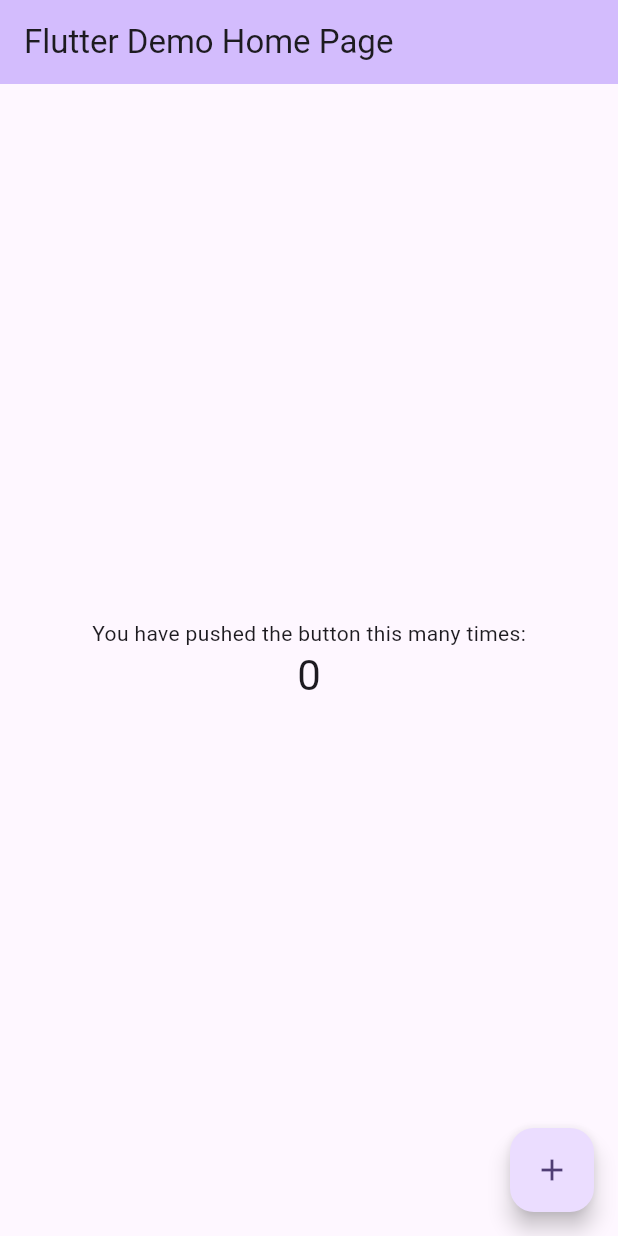
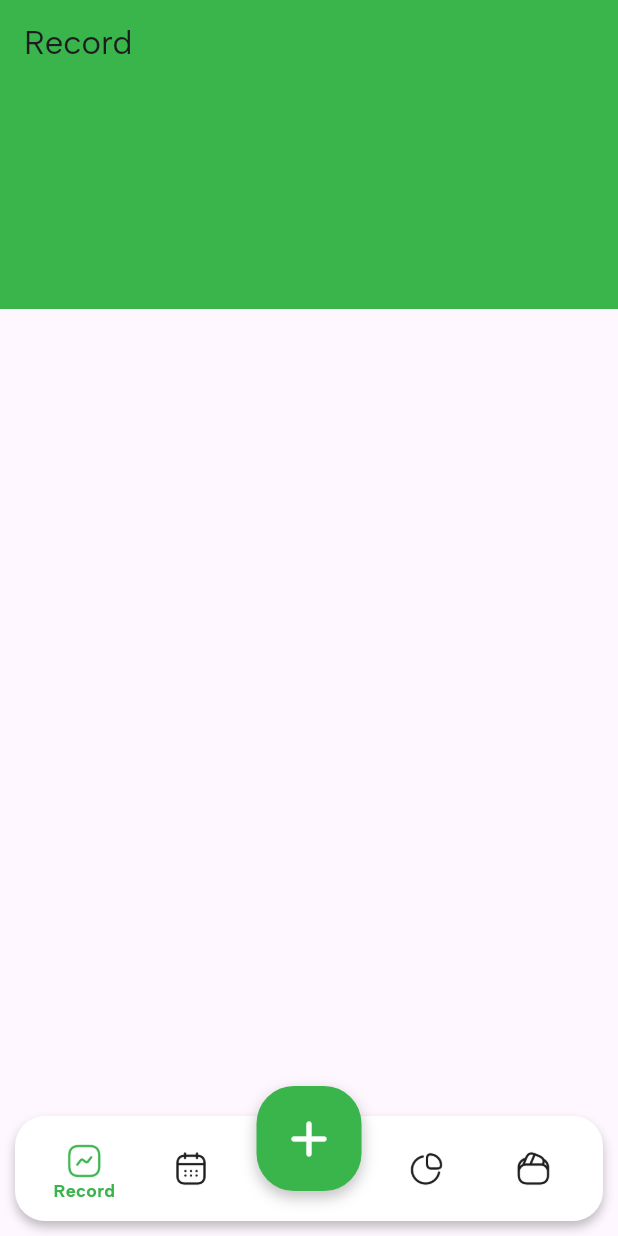
Before and after one commit to aobalitaan/kita, a Flutter app: the screen it shows after launch, on a phone screen of 412 x 824 dp. Run offline on Flutter 3.47's test engine with Material 3 defaults, Android fonts, the phone set to English and light mode, and no system bars.

Commit message:
Added navbar, routes

```diff
--- a/lib/main.dart
+++ b/lib/main.dart
@@ -1,4 +1,12 @@
 import 'package:flutter/material.dart';
+import 'package:kita/screens/addrecord.dart';
+import 'package:kita/screens/record.dart';
+import 'package:kita/styles.dart';
+import 'package:kita/widgets/navbar.dart';
+
+import 'screens/accounts.dart';
+import 'screens/calendar.dart';
+import 'screens/summary.dart';
 
 void main() {
   runApp(const MyApp());
@@ -7,119 +15,115 @@
 class MyApp extends StatelessWidget {
   const MyApp({super.key});
 
-  // This widget is the root of your application.
   @override
   Widget build(BuildContext context) {
     return MaterialApp(
-      title: 'Flutter Demo',
+      title: 'Kita',
       theme: ThemeData(
-        // This is the theme of your application.
-        //
-        // TRY THIS: Try running your application with "flutter run". You'll see
-        // the application has a purple toolbar. Then, without quitting the app,
-        // try changing the seedColor in the colorScheme below to Colors.green
-        // and then invoke "hot reload" (save your changes or press the "hot
-        // reload" button in a Flutter-supported IDE, or press "r" if you used
-        // the command line to start the app).
-        //
-        // Notice that the counter didn't reset back to zero; the application
-        // state is not lost during the reload. To reset the state, use hot
-        // restart instead.
-        //
-        // This works for code too, not just values: Most code changes can be
-        // tested with just a hot reload.
+        fontFamily: Styles.font,
         colorScheme: ColorScheme.fromSeed(seedColor: Colors.deepPurple),
         useMaterial3: true,
       ),
-      home: const MyHomePage(title: 'Flutter Demo Home Page'),
+      home: const RouteScreen(),
     );
   }
 }
 
-class MyHomePage extends StatefulWidget {
-  const MyHomePage({super.key, required this.title});
-
-  // This widget is the home page of your application. It is stateful, meaning
-  // that it has a State object (defined below) that contains fields that affect
-  // how it looks.
-
-  // This class is the configuration for the state. It holds the values (in this
-  // case the title) provided by the parent (in this case the App widget) and
-  // used by the build method of the State. Fields in a Widget subclass are
-  // always marked "final".
-
-  final String title;
+class RouteScreen extends StatefulWidget {
+  const RouteScreen({super.key});
 
   @override
-  State<MyHomePage> createState() => _MyHomePageState();
+  State<RouteScreen> createState() => _RouteScreenState();
 }
 
-class _MyHomePageState extends State<MyHomePage> {
-  int _counter = 0;
+class _RouteScreenState extends State<RouteScreen> {
+  List<Widget> routes = [Record(), Calendar(), Summary(), Accounts()];
 
-  void _incrementCounter() {
+  int route = 0;
+  bool _buttonPressed = false;
+
+  void changeRoute(int route) {
     setState(() {
-      // This call to setState tells the Flutter framework that something has
-      // changed in this State, which causes it to rerun the build method below
-      // so that the display can reflect the updated values. If we changed
-      // _counter without calling setState(), then the build method would not be
-      // called again, and so nothing would appear to happen.
-      _counter++;
+      this.route = route;
     });
+    print(this.route);
   }
 
   @override
   Widget build(BuildContext context) {
-    // This method is rerun every time setState is called, for instance as done
-    // by the _incrementCounter method above.
-    //
-    // The Flutter framework has been optimized to make rerunning build methods
-    // fast, so that you can just rebuild anything that needs updating rather
-    // than having to individually change instances of widgets.
     return Scaffold(
-      appBar: AppBar(
-        // TRY THIS: Try changing the color here to a specific color (to
-        // Colors.amber, perhaps?) and trigger a hot reload to see the AppBar
-        // change color while the other colors stay the same.
-        backgroundColor: Theme.of(context).colorScheme.inversePrimary,
-        // Here we take the value from the MyHomePage object that was created by
-        // the App.build method, and use it to set our appbar title.
-        title: Text(widget.title),
+      body: Stack(
+        alignment: Alignment.center,
+        children: [
+          routes[route],
+
+          Positioned.fill(child: Align(
+            alignment: Alignment.bottomCenter,
+            child:  NavBar(changeRoute: changeRoute)
+          )),
+
+          Positioned.fill(bottom: 30, child: Align(
+            alignment: Alignment.bottomCenter,
+            child:  actionButton()
+          ))
+        ],
       ),
-      body: Center(
-        // Center is a layout widget. It takes a single child and positions it
-        // in the middle of the parent.
-        child: Column(
-          // Column is also a layout widget. It takes a list of children and
-          // arranges them vertically. By default, it sizes itself to fit its
-          // children horizontally, and tries to be as tall as its parent.
-          //
-          // Column has various properties to control how it sizes itself and
-          // how it positions its children. Here we use mainAxisAlignment to
-          // center the children vertically; the main axis here is the vertical
-          // axis because Columns are vertical (the cross axis would be
-          // horizontal).
-          //
-          // TRY THIS: Invoke "debug painting" (choose the "Toggle Debug Paint"
-          // action in the IDE, or press "p" in the console), to see the
-          // wireframe for each widget.
-          mainAxisAlignment: MainAxisAlignment.center,
-          children: <Widget>[
-            const Text(
-              'You have pushed the button this many times:',
-            ),
-            Text(
-              '$_counter',
-              style: Theme.of(context).textTheme.headlineMedium,
-            ),
-          ],
+    );
+  }
+
+  Widget actionButton(){
+    return GestureDetector(
+      onTap: () {
+        Navigator.push(
+          context,
+          PageRouteBuilder(
+            pageBuilder: (context, animation, secondaryAnimation) => const AddRecord(),
+            transitionsBuilder: (context, animation, secondaryAnimation, child) {
+              // Slide transition from bottom to top
+              const begin = Offset(0.0, 1.0); // Start from the bottom of the screen
+              const end = Offset.zero; // End at the original position
+              const curve = Curves.easeInOut;
+
+              var tween = Tween(begin: begin, end: end).chain(CurveTween(curve: curve));
+              var offsetAnimation = animation.drive(tween);
+
+              return SlideTransition(position: offsetAnimation, child: child);
+            },
+          ),
+        );
+        print('Action button pressed');
+      },
+      onTapDown: (_) {
+        setState(() {
+          _buttonPressed = true;
+        });
+      },
+      onTapUp: (_) {
+        setState(() {
+          _buttonPressed = false;
+        });
+      },
+      onTapCancel: () {
+        setState(() {
+          _buttonPressed = false;
+        });
+      },
+      child: AnimatedContainer(
+        duration: const Duration(milliseconds: 15),
+        width: _buttonPressed ? 72 : 70,
+        height: _buttonPressed ? 72 : 70,
+        decoration: BoxDecoration(
+          color: Styles.color_accent,
+          shape: BoxShape.rectangle,
+          borderRadius: BorderRadius.circular(25),
+          boxShadow: [BoxShadow(color: Colors.black.withOpacity(0.25), blurRadius: 8, offset: Offset(0, 4))]
         ),
-      ),
-      floatingActionButton: FloatingActionButton(
-        onPressed: _incrementCounter,
-        tooltip: 'Increment',
-        child: const Icon(Icons.add),
-      ), // This trailing comma makes auto-formatting nicer for build methods.
+        child: Icon(
+          Icons.add_rounded,
+          size: 40,
+          color: Styles.color_mainbody,
+        ),
+      )
     );
   }
 }
--- /dev/null
+++ b/lib/screens/record.dart
@@ -0,0 +1,32 @@
+import 'package:flutter/material.dart';
+import '../styles.dart';
+
+class Record extends StatefulWidget {
+  const Record({super.key});
+
+  @override
+  State<Record> createState() => _RecordState();
+}
+
+class _RecordState extends State<Record> {
+  @override
+  Widget build(BuildContext context) {
+    return Scaffold(
+      appBar: AppBar(
+        title: const Text('Record'),
+        backgroundColor: Styles.color_accent, // Customize your app bar color if needed
+      ),
+      body: SingleChildScrollView(
+        child: Column(
+          children: [
+            Container(
+              height: 150,
+              color: Styles.color_accent, // You can customize the container
+            ),
+            // Add more widgets as needed here
+          ],
+        ),
+      ),
+    );
+  }
+}
--- /dev/null
+++ b/lib/styles.dart
@@ -0,0 +1,17 @@
+import 'package:flutter/material.dart';
+
+class Styles {
+  static Color color_backdrop = const Color(0xFFDBDADA);
+  static Color color_mainbody = const Color(0xFFFFFFFF);
+  static Color color_text = const Color(0xFF1E1E1E);
+  static Color color_accent = const Color(0xFF39B54C);
+
+  static String font = 'AlbertSans';
+
+  static BorderRadius rounded = BorderRadius.circular(20);
+  static BoxShadow boxShadow =  BoxShadow(
+                                  color: Colors.black.withOpacity(0.25),
+                                  blurRadius: 5,
+                                  offset: Offset(0, 4),
+                                );
+}
--- /dev/null
+++ b/lib/widgets/navbar.dart
@@ -0,0 +1,161 @@
+import 'package:flutter/material.dart';
+import 'package:kita/styles.dart';
+
+class NavBar extends StatefulWidget {
+  const NavBar({super.key, required this.changeRoute});
+
+  final Function(int) changeRoute;
+
+  @override
+  State<NavBar> createState() => _NavBarState();
+}
+
+class _NavBarState extends State<NavBar> with TickerProviderStateMixin {
+  int _activeRoute = 0;
+
+  final List<String> _titles = ["Record", "Calendar", "Summary", "Accounts"];
+  final List<String> _icons = [
+    "assets/ic_record.png",
+    "assets/ic_calendar.png",
+    "assets/ic_summary.png",
+    "assets/ic_accounts.png"
+  ];
+
+  late List<AnimationController> _slideControllers;
+  late List<Animation<Offset>> _slideAnimations;
+
+  @override
+  void initState() {
+    super.initState();
+
+    _slideControllers = List.generate(
+      _titles.length,
+      (index) => AnimationController(
+        duration: const Duration(milliseconds: 150),
+        vsync: this,
+      ),
+    );
+
+    _slideAnimations = List.generate(
+      _titles.length,
+      (index) => Tween<Offset>(
+        begin: const Offset(0, 0.1),
+        end: Offset.zero,
+      ).animate(CurvedAnimation(parent: _slideControllers[index], curve: Curves.easeOut)),
+    );
+  }
+
+  @override
+  void dispose() {
+    // Dispose of the animation controllers when done
+    for (var controller in _slideControllers) {
+      controller.dispose();
+    }
+    super.dispose();
+  }
+
+  @override
+  Widget build(BuildContext context) {
+    return Stack(
+      alignment: Alignment.bottomCenter,
+      children: [
+        Container(
+          decoration: BoxDecoration(
+            color: Styles.color_mainbody,
+            borderRadius: Styles.rounded,
+            boxShadow: [
+              Styles.boxShadow
+            ],
+          ),
+          padding: const EdgeInsets.symmetric(vertical: 10, horizontal: 5),
+          margin: const EdgeInsets.all(10),
+          child: Row(
+            mainAxisAlignment: MainAxisAlignment.spaceEvenly,
+            children: [
+              SizedBox(height: 50, width: 60, child: _buildIconWithTitle(_icons[0], 0)),
+              SizedBox(height: 50, width: 60, child: _buildIconWithTitle(_icons[1], 1)),
+              SizedBox(width: 75),
+              SizedBox(height: 50, width: 60, child: _buildIconWithTitle(_icons[2], 2)),
+              SizedBox(height: 50, width: 60, child: _buildIconWithTitle(_icons[3], 3)),
+            ],
+          ),
+        ),
+      ],
+    );
+  }
+
+  Widget _buildIconWithTitle(String iconPath, int routeIndex) {
+    // Trigger animation only when the active route changes
+    if (_activeRoute == routeIndex) {
+      _slideControllers[routeIndex].forward();
+    } else {
+      _slideControllers[routeIndex].reverse();
+    }
+
+    return AnimatedBuilder(
+      animation: _slideAnimations[routeIndex],
+      builder: (context, child) {
+        return GestureDetector(
+          onTap: () {
+            setState(() {
+              _activeRoute = routeIndex;
+            });
+            widget.changeRoute(routeIndex);
+          },
+          child: SlideTransition(
+            position: _slideAnimations[routeIndex],
+            child: Stack(
+              alignment: Alignment.center,
+
+              children: [
+                iconTile(iconPath, routeIndex),
+                textTile(routeIndex)
+              ],
+            ),
+          ),
+        );
+      },
+    );
+  }
+
+
+  Widget iconTile(iconPath, routeIndex){
+    return Column(
+      children: [
+        SizedBox(height: 8),
+        Image.asset(
+          iconPath,
+          color: _activeRoute == routeIndex ? Styles.color_accent : Styles.color_text,
+          width: 24,
+          height: 24,
+        ),
+        SizedBox(height: 8),
+      ],
+    );
+  }
+
+  Widget textTile(routeIndex){
+    return Column(
+      children: [
+        SizedBox(height: 29),
+        AnimatedOpacity(
+          duration: const Duration(milliseconds: 50),
+          opacity: _activeRoute == routeIndex ? 1.0 : 0.0,
+          child: _activeRoute == routeIndex
+              ? Padding(
+                  padding: const EdgeInsets.only(top: 2),
+                  child: Text(
+                    _titles[routeIndex],
+                    style: TextStyle(
+                      color: Styles.color_accent,
+                      fontSize: 12,
+                      fontWeight: FontWeight.bold,
+                    ),
+                  ),
+                )
+              : Container(),
+        ),
+      ],
+    );
+  }
+}
```
Also changed, not shown: lib/screens/accounts.dart (added, +32 -0 lines), lib/screens/addrecord.dart (added, +32 -0 lines), lib/screens/calendar.dart (added, +32 -0 lines), lib/screens/summary.dart (added, +32 -0 lines), pubspec.yaml (+9 -14 lines), assets/Albert-Sans.ttf (added), assets/ic_accounts.png (added), assets/ic_calendar.png (added), assets/ic_record.png (added), assets/ic_summary.png (added), 1 other file.
